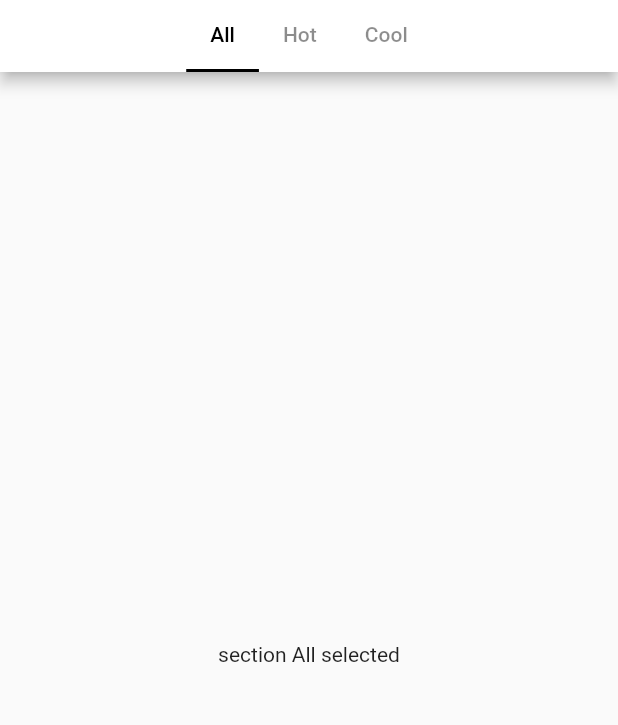
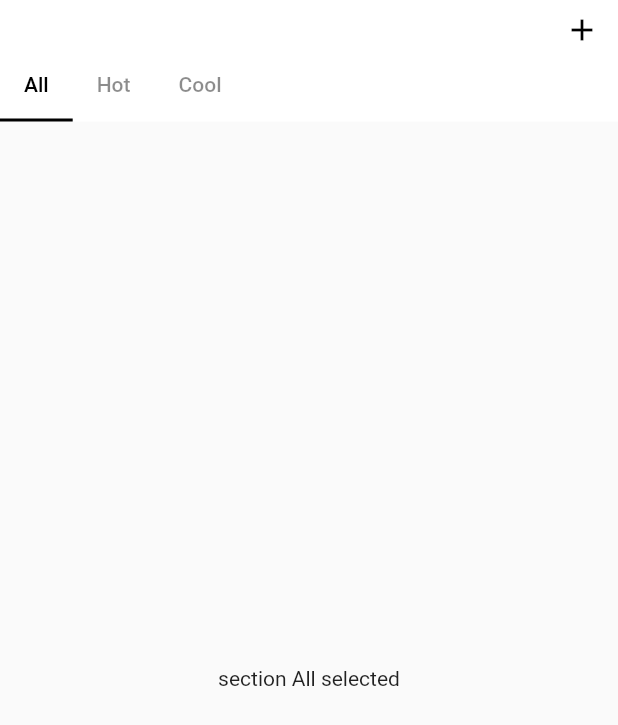
Before and after one commit to BAH-2020/preps, a Flutter app: the screen it shows after launch, on a phone screen of 412 x 824 dp. Shown: the top 725 px of the screen. Run offline on Flutter 3.47's test engine with Material 2 defaults, Android fonts, the phone set to English and light mode, and no system bars.

Commit message:
Align Tabbar left & add a plus action

```diff
--- a/lib/main.dart
+++ b/lib/main.dart
@@ -36,18 +36,22 @@ class HomeScreen extends StatelessWidget {
         home: DefaultTabController(
       length: sections.length,
       child: Scaffold(
-        appBar: PreferredSize(
-          preferredSize: Size.fromHeight(48),
-          child: AppBar(
+        appBar: AppBar(
+            elevation: 0.0,
+            backgroundColor: Colors.white,
             actions: <Widget>[
-                new IconButton(
-                  icon: new Icon(Icons.plus_one),
-                  tooltip: 'Add prep list',
-                  onPressed: () => {},
+              IconButton(
+                  icon: Icon(
+                    Icons.add,
+                    color: Colors.black,
                   ),
+                  onPressed: () {})
             ],
-              backgroundColor: Colors.white,
-              bottom: TabBar(
+            bottom: PreferredSize(
+              preferredSize: Size.fromHeight(25),
+              child: Align(
+                  alignment: Alignment.centerLeft,
+                  child: TabBar(
                       indicatorColor: Colors.black,
                       isScrollable: true,
                       labelColor: Colors.black,
@@ -55,7 +59,7 @@ class HomeScreen extends StatelessWidget {
                       tabs: sections.map<Widget>((Section section) {
                         return Tab(text: section.title);
                       }).toList())),
-        ),
+            )),
         body: TabBarView(
           children: [
             Tab(text: 'section All selected'),
```
Lines whose indentation alone changed are shown as unchanged.
